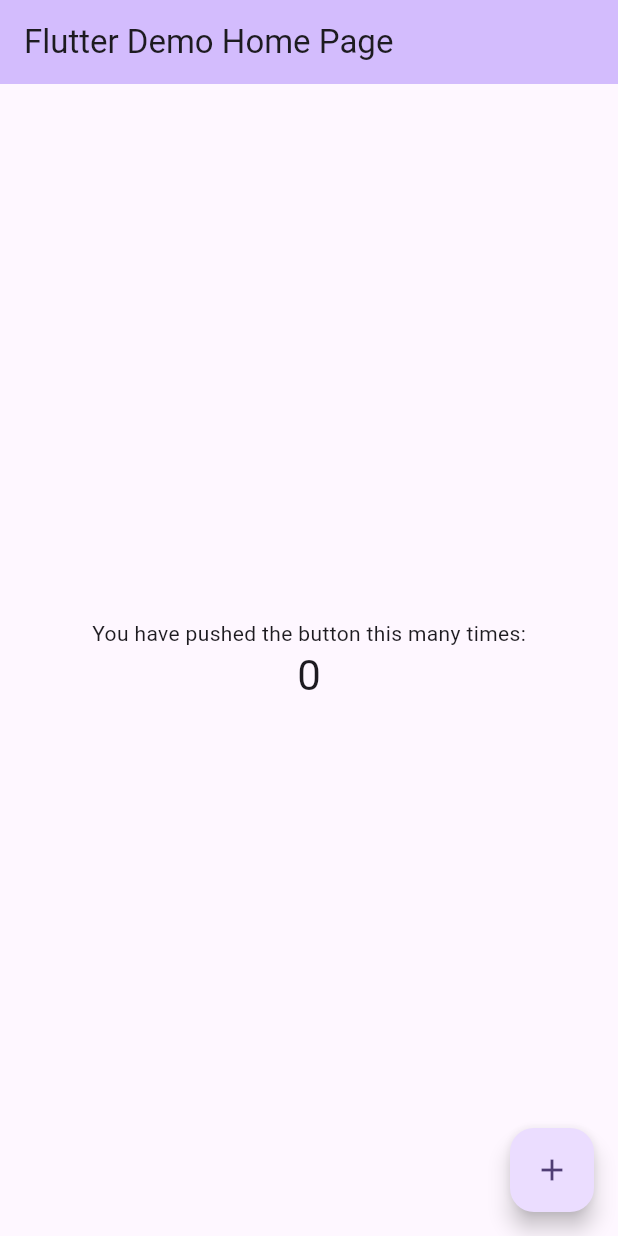
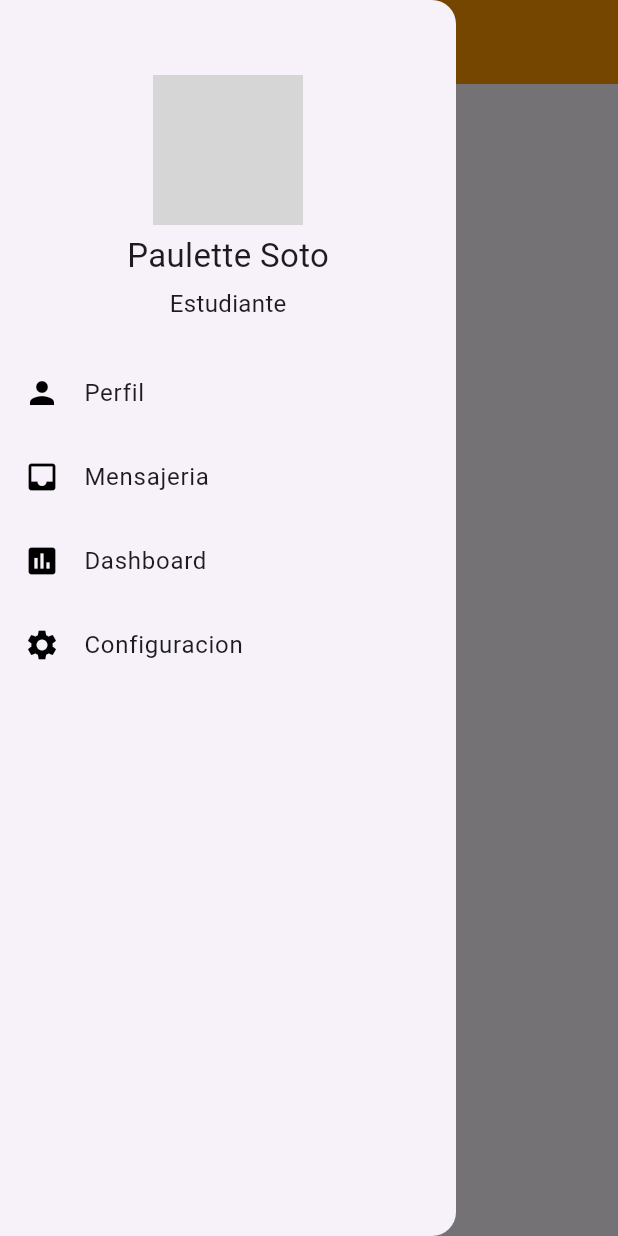
Before and after one commit to paulettesoto/computo_en_la_nube, a Flutter app: the screen it shows after launch, with the side drawer open (before the commit the screen has no drawer), on a phone screen of 412 x 824 dp. Run offline on Flutter 3.47's test engine with Material 3 defaults, Android fonts, the phone set to English and light mode, and no system bars; network calls fail; grey boxes are pictures that could not be loaded.

Commit message:
practica 8

```diff
--- a/practica_08/lib/main.dart
+++ b/practica_08/lib/main.dart
@@ -1,125 +1,40 @@
 import 'package:flutter/material.dart';
+import 'package:practica_08/src/main_drawer.dart';
 
-void main() {
-  runApp(const MyApp());
-}
+void main() => runApp(MyApp());
 
 class MyApp extends StatelessWidget {
-  const MyApp({super.key});
-
-  // This widget is the root of your application.
   @override
   Widget build(BuildContext context) {
     return MaterialApp(
-      title: 'Flutter Demo',
-      theme: ThemeData(
-        // This is the theme of your application.
-        //
-        // TRY THIS: Try running your application with "flutter run". You'll see
-        // the application has a purple toolbar. Then, without quitting the app,
-        // try changing the seedColor in the colorScheme below to Colors.green
-        // and then invoke "hot reload" (save your changes or press the "hot
-        // reload" button in a Flutter-supported IDE, or press "r" if you used
-        // the command line to start the app).
-        //
-        // Notice that the counter didn't reset back to zero; the application
-        // state is not lost during the reload. To reset the state, use hot
-        // restart instead.
-        //
-        // This works for code too, not just values: Most code changes can be
-        // tested with just a hot reload.
-        colorScheme: ColorScheme.fromSeed(seedColor: Colors.deepPurple),
-        useMaterial3: true,
-      ),
-      home: const MyHomePage(title: 'Flutter Demo Home Page'),
+      debugShowCheckedModeBanner: false,
+      title: 'Material App',
+      home: HomePage(),
     );
   }
 }
 
-class MyHomePage extends StatefulWidget {
-  const MyHomePage({super.key, required this.title});
-
-  // This widget is the home page of your application. It is stateful, meaning
-  // that it has a State object (defined below) that contains fields that affect
-  // how it looks.
-
-  // This class is the configuration for the state. It holds the values (in this
-  // case the title) provided by the parent (in this case the App widget) and
-  // used by the build method of the State. Fields in a Widget subclass are
-  // always marked "final".
-
-  final String title;
-
+class HomePage extends StatefulWidget {
   @override
-  State<MyHomePage> createState() => _MyHomePageState();
+  _HomePageState createState() => _HomePageState();
 }
 
-class _MyHomePageState extends State<MyHomePage> {
-  int _counter = 0;
-
-  void _incrementCounter() {
-    setState(() {
-      // This call to setState tells the Flutter framework that something has
-      // changed in this State, which causes it to rerun the build method below
-      // so that the display can reflect the updated values. If we changed
-      // _counter without calling setState(), then the build method would not be
-      // called again, and so nothing would appear to happen.
-      _counter++;
-    });
-  }
-
+class _HomePageState extends State<HomePage> {
   @override
   Widget build(BuildContext context) {
-    // This method is rerun every time setState is called, for instance as done
-    // by the _incrementCounter method above.
-    //
-    // The Flutter framework has been optimized to make rerunning build methods
-    // fast, so that you can just rebuild anything that needs updating rather
-    // than having to individually change instances of widgets.
     return Scaffold(
       appBar: AppBar(
-        // TRY THIS: Try changing the color here to a specific color (to
-        // Colors.amber, perhaps?) and trigger a hot reload to see the AppBar
-        // change color while the other colors stay the same.
-        backgroundColor: Theme.of(context).colorScheme.inversePrimary,
-        // Here we take the value from the MyHomePage object that was created by
-        // the App.build method, and use it to set our appbar title.
-        title: Text(widget.title),
+        title: Text('Practica 08'),
+        elevation: 0.0,
+        centerTitle: true,
+        backgroundColor: Colors.orange,
       ),
-      body: Center(
-        // Center is a layout widget. It takes a single child and positions it
-        // in the middle of the parent.
-        child: Column(
-          // Column is also a layout widget. It takes a list of children and
-          // arranges them vertically. By default, it sizes itself to fit its
-          // children horizontally, and tries to be as tall as its parent.
-          //
-          // Column has various properties to control how it sizes itself and
-          // how it positions its children. Here we use mainAxisAlignment to
-          // center the children vertically; the main axis here is the vertical
-          // axis because Columns are vertical (the cross axis would be
-          // horizontal).
-          //
-          // TRY THIS: Invoke "debug painting" (choose the "Toggle Debug Paint"
-          // action in the IDE, or press "p" in the console), to see the
-          // wireframe for each widget.
-          mainAxisAlignment: MainAxisAlignment.center,
-          children: <Widget>[
-            const Text(
-              'You have pushed the button this many times:',
-            ),
-            Text(
-              '$_counter',
-              style: Theme.of(context).textTheme.headlineMedium,
-            ),
-          ],
-        ),
+      body: Container(
+        color: Colors.white30,
       ),
-      floatingActionButton: FloatingActionButton(
-        onPressed: _incrementCounter,
-        tooltip: 'Increment',
-        child: const Icon(Icons.add),
-      ), // This trailing comma makes auto-formatting nicer for build methods.
+      drawer: Drawer(
+        child: MainDrawer(),
+      ),
     );
   }
 }
--- /dev/null
+++ b/practica_08/lib/src/main_drawer.dart
@@ -0,0 +1,64 @@
+import 'package:flutter/material.dart';
+
+class MainDrawer extends StatelessWidget {
+  @override
+  Widget build(BuildContext context) {
+    return Column(
+      children: [
+        Container(
+          child: Padding(
+            padding: EdgeInsets.only(top: 50),
+            child: Column(
+              mainAxisAlignment: MainAxisAlignment.center,
+              crossAxisAlignment: CrossAxisAlignment.center,
+              children: [
+                CircleAvatar(
+                  radius: 50.0,
+                  backgroundImage: NetworkImage('https://previews.123rf.com/images/shawlinmohd/shawlinmohd1305/shawlinmohd130500165/19396656-female-user-icon.jpg'),
+                  backgroundColor: Colors.white,
+                ),
+                SizedBox(height: 5.0),
+                Text('Paulette Soto', style: TextStyle(fontSize: 22.0)),
+                SizedBox(height: 5.0),
+                Text('Estudiante', style: TextStyle(fontSize: 16.0)),
+                SizedBox(height: 20.0)
+              ],
+            ),
+          ),
+        ),
+        ListTile(
+          onTap: () {},
+          leading: Icon(
+            Icons.person,
+            color: Colors.black
+          ),
+          title: Text('Perfil'),
+        ),
+        ListTile(
+          onTap: () {},
+          leading: Icon(
+              Icons.inbox,
+              color: Colors.black
+          ),
+          title: Text('Mensajeria'),
+        ),
+        ListTile(
+          onTap: () {},
+          leading: Icon(
+              Icons.assessment,
+              color: Colors.black
+          ),
+          title: Text('Dashboard'),
+        ),
+        ListTile(
+          onTap: () {},
+          leading: Icon(
+              Icons.settings,
+              color: Colors.black
+          ),
+          title: Text('Configuracion'),
+        ),
+      ],
+    );
+  }
+}
```
